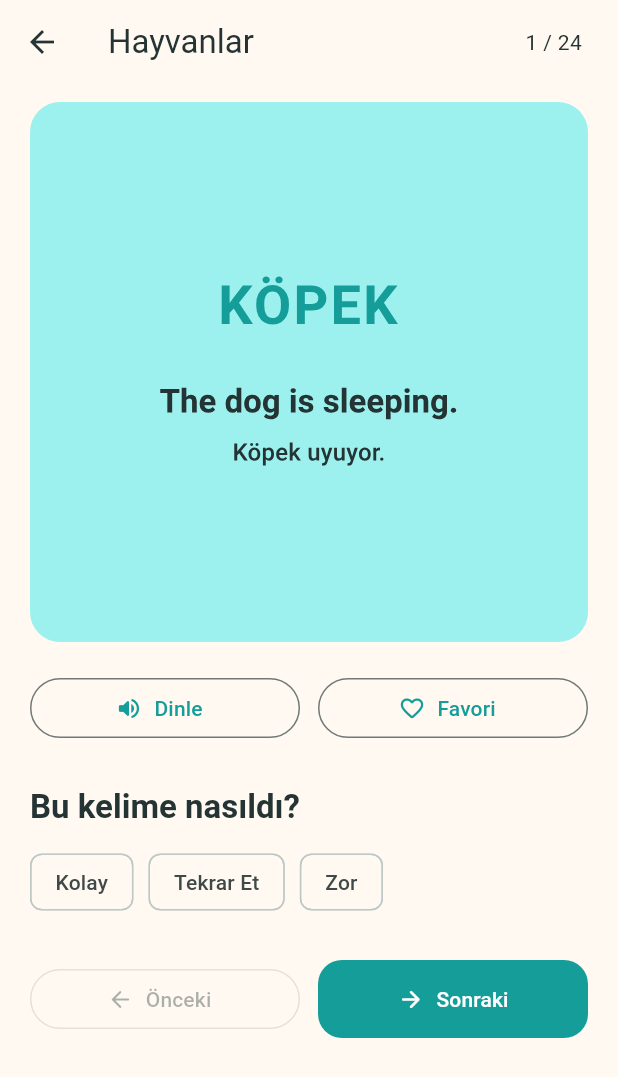
After one commit to veles1010/kelimo, a Flutter app: the WordCardScreen screen opened directly, after a tap on "DOG", on a phone screen of 412 x 824 dp. The commit adds this screen. Shown: the top 1077 px of the screen. Run offline on Flutter 3.47's test engine with Material 3 defaults, Android fonts, the phone set to English and light mode, and no system bars.

Commit message:
Add animated animal flashcard screen

```diff
--- a/lib/screens/animals_category_screen.dart
+++ b/lib/screens/animals_category_screen.dart
@@ -1,4 +1,5 @@
 import 'package:flutter/material.dart';
+import 'package:kelimo/screens/word_card_screen.dart';
 import 'package:kelimo/theme/app_theme.dart';
 
 class AnimalsCategoryScreen extends StatelessWidget {
@@ -20,32 +21,39 @@ class AnimalsCategoryScreen extends StatelessWidget {
             Center(
               child: ConstrainedBox(
                 constraints: const BoxConstraints(maxWidth: 720),
-                child: const Column(
+                child: Column(
                   crossAxisAlignment: CrossAxisAlignment.stretch,
                   children: [
-                    _CategoryHeader(),
-                    SizedBox(height: 24),
-                    _CategoryProgressCard(),
-                    SizedBox(height: 24),
+                    const _CategoryHeader(),
+                    const SizedBox(height: 24),
+                    const _CategoryProgressCard(),
+                    const SizedBox(height: 24),
                     _ActionCard(
                       icon: Icons.school_rounded,
                       title: 'Öğrenmeye Başla',
                       subtitle: 'Kelime kartlarıyla çalış',
+                      onTap: () {
+                        Navigator.of(context).push(
+                          MaterialPageRoute<void>(
+                            builder: (_) => const WordCardScreen(),
                           ),
-                    SizedBox(height: 12),
-                    _ActionCard(
+                        );
+                      },
+                    ),
+                    const SizedBox(height: 12),
+                    const _ActionCard(
                       icon: Icons.quiz_rounded,
                       title: 'Quiz Çöz',
                       subtitle: 'Bilgini test et',
                     ),
-                    SizedBox(height: 12),
-                    _ActionCard(
+                    const SizedBox(height: 12),
+                    const _ActionCard(
                       icon: Icons.insights_rounded,
                       title: 'İstatistik',
                       subtitle: 'Kategori performansını gör',
                     ),
-                    SizedBox(height: 32),
-                    _RecentStudies(),
+                    const SizedBox(height: 32),
+                    const _RecentStudies(),
                   ],
                 ),
               ),
@@ -152,19 +160,20 @@ class _ActionCard extends StatelessWidget {
     required this.icon,
     required this.title,
     required this.subtitle,
+    this.onTap,
   });
 
   final IconData icon;
   final String title;
   final String subtitle;
+  final VoidCallback? onTap;
 
   @override
   Widget build(BuildContext context) {
     final colorScheme = Theme.of(context).colorScheme;
     final textTheme = Theme.of(context).textTheme;
 
-    return Card(
-      child: Padding(
+    final content = Padding(
       padding: AppDimensions.cardPadding,
       child: Row(
         children: [
@@ -195,7 +204,11 @@ class _ActionCard extends StatelessWidget {
           ),
         ],
       ),
-      ),
+    );
+
+    return Card(
+      clipBehavior: onTap == null ? Clip.none : Clip.antiAlias,
+      child: onTap == null ? content : InkWell(onTap: onTap, child: content),
     );
   }
 }
--- /dev/null
+++ b/lib/screens/word_card_screen.dart
@@ -0,0 +1,303 @@
+import 'dart:math' as math;
+
+import 'package:flutter/material.dart';
+
+class WordCardScreen extends StatefulWidget {
+  const WordCardScreen({super.key});
+
+  @override
+  State<WordCardScreen> createState() => _WordCardScreenState();
+}
+
+class _WordCardScreenState extends State<WordCardScreen>
+    with SingleTickerProviderStateMixin {
+  late final AnimationController _flipController;
+  late final Animation<double> _flipAnimation;
+  String? _selectedDifficulty;
+
+  @override
+  void initState() {
+    super.initState();
+    _flipController = AnimationController(
+      duration: const Duration(milliseconds: 450),
+      vsync: this,
+    );
+    _flipAnimation = CurvedAnimation(
+      parent: _flipController,
+      curve: Curves.easeInOut,
+    );
+  }
+
+  @override
+  void dispose() {
+    _flipController.dispose();
+    super.dispose();
+  }
+
+  void _flipCard() {
+    if (_flipController.isCompleted) {
+      _flipController.reverse();
+    } else {
+      _flipController.forward();
+    }
+  }
+
+  @override
+  Widget build(BuildContext context) {
+    return Scaffold(
+      appBar: AppBar(
+        leading: const BackButton(),
+        title: const Text('Hayvanlar'),
+        backgroundColor: Colors.transparent,
+        surfaceTintColor: Colors.transparent,
+        actions: const [
+          Padding(
+            padding: EdgeInsets.only(right: 24),
+            child: Center(child: Text('1 / 24')),
+          ),
+        ],
+      ),
+      body: SafeArea(
+        top: false,
+        child: ListView(
+          padding: const EdgeInsets.fromLTRB(20, 12, 20, 32),
+          children: [
+            Center(
+              child: ConstrainedBox(
+                constraints: const BoxConstraints(maxWidth: 680),
+                child: Column(
+                  crossAxisAlignment: CrossAxisAlignment.stretch,
+                  children: [
+                    _FlippableWordCard(
+                      animation: _flipAnimation,
+                      onTap: _flipCard,
+                    ),
+                    const SizedBox(height: 20),
+                    const _VisualActions(),
+                    const SizedBox(height: 28),
+                    _DifficultySection(
+                      selectedDifficulty: _selectedDifficulty,
+                      onSelected: (difficulty) {
+                        setState(() => _selectedDifficulty = difficulty);
+                      },
+                    ),
+                    const SizedBox(height: 28),
+                    const _WordNavigation(),
+                  ],
+                ),
+              ),
+            ),
+          ],
+        ),
+      ),
+    );
+  }
+}
+
+class _FlippableWordCard extends StatelessWidget {
+  const _FlippableWordCard({required this.animation, required this.onTap});
+
+  final Animation<double> animation;
+  final VoidCallback onTap;
+
+  @override
+  Widget build(BuildContext context) {
+    return AnimatedBuilder(
+      animation: animation,
+      builder: (context, child) {
+        final angle = animation.value * math.pi;
+        final showBack = angle >= math.pi / 2;
+
+        return Transform(
+          alignment: Alignment.center,
+          transform: Matrix4.identity()
+            ..setEntry(3, 2, 0.001)
+            ..rotateY(angle),
+          child: Card(
+            key: const ValueKey('word-card'),
+            clipBehavior: Clip.antiAlias,
+            color: Theme.of(context).colorScheme.primaryContainer,
+            child: InkWell(
+              onTap: onTap,
+              child: ConstrainedBox(
+                constraints: const BoxConstraints(minHeight: 360),
+                child: showBack
+                    ? Transform(
+                        alignment: Alignment.center,
+                        transform: Matrix4.rotationY(math.pi),
+                        child: const _CardBack(),
+                      )
+                    : const _CardFront(),
+              ),
+            ),
+          ),
+        );
+      },
+    );
+  }
+}
+
+class _CardFront extends StatelessWidget {
+  const _CardFront();
+
+  @override
+  Widget build(BuildContext context) {
+    final textTheme = Theme.of(context).textTheme;
+
+    return Padding(
+      padding: const EdgeInsets.all(32),
+      child: Column(
+        mainAxisAlignment: MainAxisAlignment.center,
+        children: [
+          const Text('🐶', style: TextStyle(fontSize: 80)),
+          const SizedBox(height: 20),
+          Text(
+            'DOG',
+            style: textTheme.displayMedium?.copyWith(
+              fontWeight: FontWeight.bold,
+              letterSpacing: 2,
+            ),
+          ),
+          const SizedBox(height: 20),
+          Text(
+            'Kartı çevirmek için dokun',
+            textAlign: TextAlign.center,
+            style: textTheme.bodyLarge,
+          ),
+        ],
+      ),
+    );
+  }
+}
+
+class _CardBack extends StatelessWidget {
+  const _CardBack();
+
+  @override
+  Widget build(BuildContext context) {
+    final colorScheme = Theme.of(context).colorScheme;
+    final textTheme = Theme.of(context).textTheme;
+
+    return Padding(
+      padding: const EdgeInsets.all(32),
+      child: Column(
+        mainAxisAlignment: MainAxisAlignment.center,
+        children: [
+          Text(
+            'KÖPEK',
+            textAlign: TextAlign.center,
+            style: textTheme.displaySmall?.copyWith(
+              color: colorScheme.primary,
+              fontWeight: FontWeight.bold,
+              letterSpacing: 1.5,
+            ),
+          ),
+          const SizedBox(height: 28),
+          Text(
+            'The dog is sleeping.',
+            textAlign: TextAlign.center,
+            style: textTheme.titleLarge?.copyWith(fontWeight: FontWeight.w600),
+          ),
+          const SizedBox(height: 8),
+          Text(
+            'Köpek uyuyor.',
+            textAlign: TextAlign.center,
+            style: textTheme.titleMedium,
+          ),
+        ],
+      ),
+    );
+  }
+}
+
+class _VisualActions extends StatelessWidget {
+  const _VisualActions();
+
+  @override
+  Widget build(BuildContext context) {
+    return Row(
+      children: [
+        Expanded(
+          child: OutlinedButton.icon(
+            onPressed: () {},
+            icon: const Icon(Icons.volume_up_rounded),
+            label: const Text('Dinle'),
+          ),
+        ),
+        const SizedBox(width: 12),
+        Expanded(
+          child: OutlinedButton.icon(
+            onPressed: () {},
+            icon: const Icon(Icons.favorite_border_rounded),
+            label: const Text('Favori'),
+          ),
+        ),
+      ],
+    );
+  }
+}
+
+class _DifficultySection extends StatelessWidget {
+  const _DifficultySection({
+    required this.selectedDifficulty,
+    required this.onSelected,
+  });
+
+  final String? selectedDifficulty;
+  final ValueChanged<String> onSelected;
+
+  @override
+  Widget build(BuildContext context) {
+    final textTheme = Theme.of(context).textTheme;
+
+    return Column(
+      crossAxisAlignment: CrossAxisAlignment.start,
+      children: [
+        Text(
+          'Bu kelime nasıldı?',
+          style: textTheme.titleLarge?.copyWith(fontWeight: FontWeight.bold),
+        ),
+        const SizedBox(height: 12),
+        Wrap(
+          spacing: 10,
+          runSpacing: 10,
+          children: [
+            for (final label in const ['Kolay', 'Tekrar Et', 'Zor'])
+              ChoiceChip(
+                label: Text(label),
+                selected: selectedDifficulty == label,
+                onSelected: (_) => onSelected(label),
+              ),
+          ],
+        ),
+      ],
+    );
+  }
+}
+
+class _WordNavigation extends StatelessWidget {
+  const _WordNavigation();
+
+  @override
+  Widget build(BuildContext context) {
+    return Row(
+      children: [
+        Expanded(
+          child: OutlinedButton.icon(
+            onPressed: null,
+            icon: const Icon(Icons.arrow_back_rounded),
+            label: const Text('Önceki'),
+          ),
+        ),
+        const SizedBox(width: 12),
+        Expanded(
+          child: FilledButton.icon(
+            onPressed: () {},
+            icon: const Icon(Icons.arrow_forward_rounded),
+            label: const Text('Sonraki'),
+          ),
+        ),
+      ],
+    );
+  }
+}
```
Also changed, not shown: 1 other file. Lines whose indentation alone changed are shown as unchanged.
